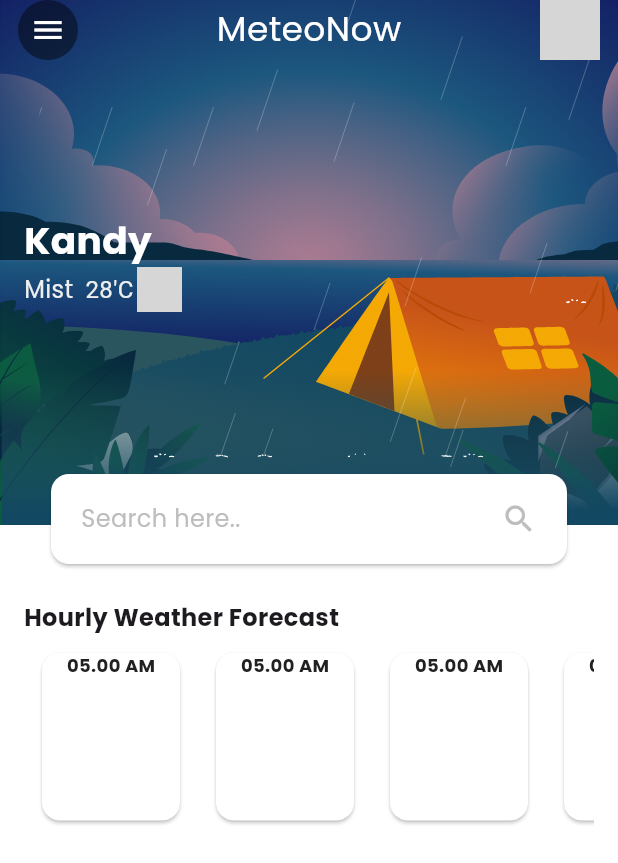
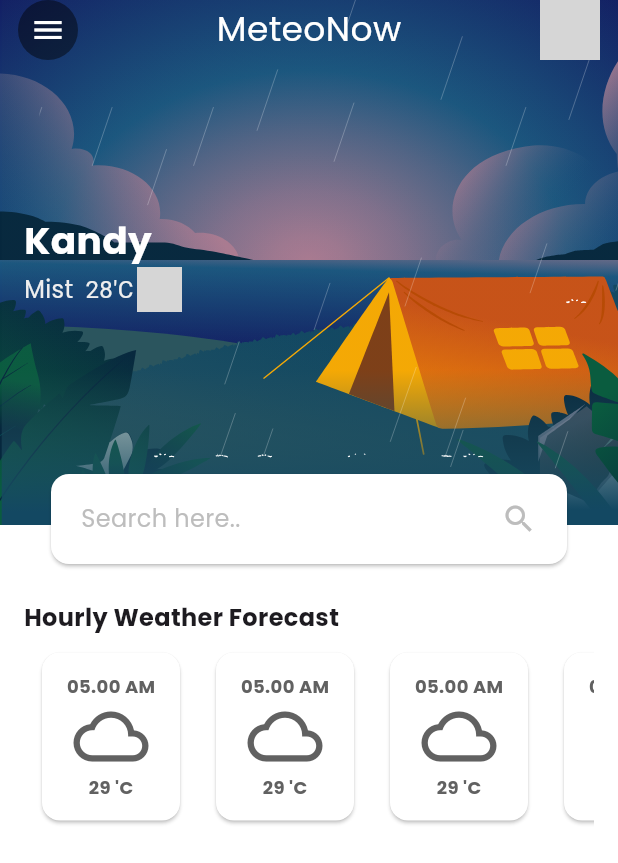
Before and after one commit to Eranga035225/Weather-app-flutter, a Flutter app: the screen it shows after launch, on a phone screen of 412 x 824 dp. Shown: the top 863 px of the screen. Run offline on Flutter 3.47's test engine with Material 3 defaults, Android fonts, the phone set to English and light mode, and no system bars; our stand-ins replace google_fonts, lottie; network calls fail; grey boxes are pictures that could not be loaded.

Commit message:
developed home screen

```diff
--- a/weather_app/lib/Screens/home_screen.dart
+++ b/weather_app/lib/Screens/home_screen.dart
@@ -143,8 +143,11 @@ class _HomeScreenState extends State<HomeScreen> {
                             child: Card(
                               color: Colors.white,
                               child: Column(
+                                mainAxisAlignment: MainAxisAlignment.center,
                                 children: [
-                                  Text('05.00 AM', style: GoogleFonts.poppins(fontSize: 12, color: Colors.grey.shade900, fontWeight: FontWeight.bold),),
+                                  Text('05.00 AM', style: GoogleFonts.poppins(fontSize: 12, color: Colors.grey.shade700, fontWeight: FontWeight.bold),),
+                                  Icon(Icons.cloud_queue, color: Colors.grey.shade700,size:50, ),
+                                  Text('29 \'C', style: GoogleFonts.poppins(fontSize: 12, color: Colors.grey.shade700, fontWeight: FontWeight.bold),)
                                 ],
 
                               )
```
